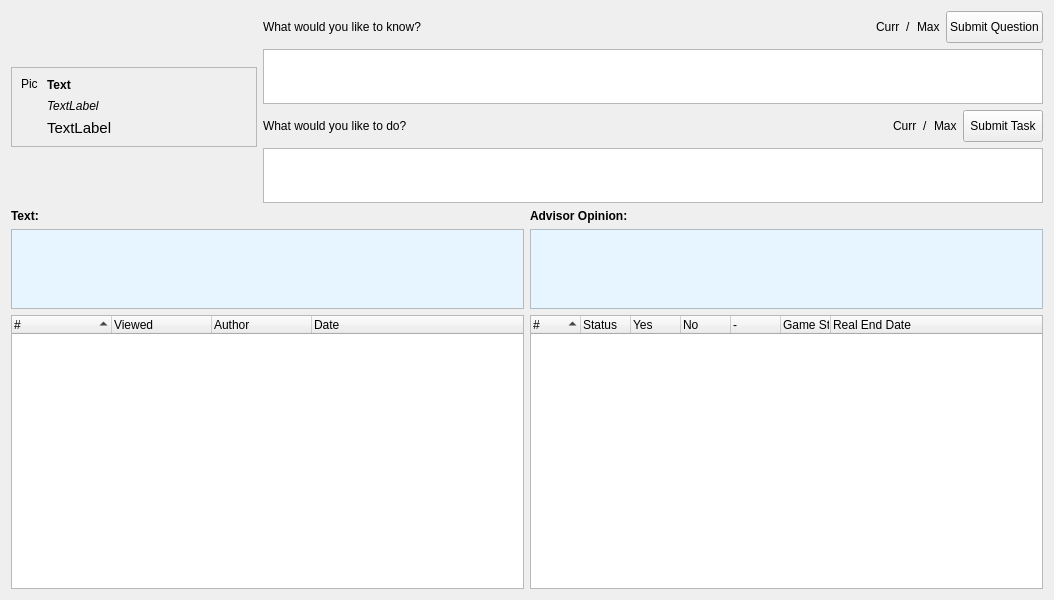
This is ui/AdvisorWindow.ui in dmzdev/stance as Qt 5 draws it before an edit. The edited form follows.
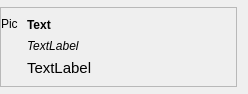
This is the edited form.

Commit message: Added static forum script to allow for one script to handle all forum needs. Beginning of advisor overhaul. Moved forum-view to new static forum system. Modified CreateStudent dialog and gameCreation script to allow for creation of new admins on the fly.

```diff
--- a/ui/AdvisorWindow.ui
+++ b/ui/AdvisorWindow.ui
@@ -6,8 +6,8 @@
    <rect>
     <x>0</x>
     <y>0</y>
-    <width>1054</width>
-    <height>600</height>
+    <width>248</width>
+    <height>94</height>
    </rect>
   </property>
   <property name="sizePolicy">
@@ -19,18 +19,16 @@
   <property name="minimumSize">
    <size>
     <width>0</width>
-    <height>600</height>
+    <height>0</height>
    </size>
   </property>
   <property name="windowTitle">
    <string>Form</string>
   </property>
   <layout class="QVBoxLayout" name="verticalLayout">
-   <property name="sizeConstraint">
-    <enum>QLayout::SetNoConstraint</enum>
+   <property name="margin">
+    <number>0</number>
    </property>
-   <item>
-    <layout class="QHBoxLayout" name="horizontalLayout_5">
      <item>
       <widget class="QFrame" name="frame">
        <property name="sizePolicy">
@@ -46,6 +44,9 @@
         <enum>QFrame::Raised</enum>
        </property>
        <layout class="QHBoxLayout" name="horizontalLayout_6">
+      <property name="leftMargin">
+       <number>0</number>
+      </property>
         <item>
          <layout class="QVBoxLayout" name="verticalLayout_10">
           <item>
@@ -181,680 +182,6 @@
         </item>
        </layout>
       </widget>
-     </item>
-     <item>
-      <layout class="QVBoxLayout" name="verticalLayout_9">
-       <item>
-        <layout class="QVBoxLayout" name="verticalLayout_7">
-         <property name="sizeConstraint">
-          <enum>QLayout::SetDefaultConstraint</enum>
-         </property>
-         <item>
-          <layout class="QHBoxLayout" name="horizontalLayout">
-           <property name="sizeConstraint">
-            <enum>QLayout::SetMaximumSize</enum>
-           </property>
-           <item>
-            <widget class="QLabel" name="label_5">
-             <property name="sizePolicy">
-              <sizepolicy hsizetype="Preferred" vsizetype="Fixed">
-               <horstretch>0</horstretch>
-               <verstretch>0</verstretch>
-              </sizepolicy>
-             </property>
-             <property name="maximumSize">
-              <size>
-               <width>16777215</width>
-               <height>16</height>
-              </size>
-             </property>
-             <property name="text">
-              <string>What would you like to know?</string>
-             </property>
-            </widget>
-           </item>
-           <item>
-            <spacer name="horizontalSpacer">
-             <property name="sizePolicy">
-              <sizepolicy hsizetype="Expanding" vsizetype="Minimum">
-               <horstretch>0</horstretch>
-               <verstretch>0</verstretch>
-              </sizepolicy>
-             </property>
-             <property name="orientation">
-              <enum>Qt::Horizontal</enum>
-             </property>
-             <property name="sizeType">
-              <enum>QSizePolicy::Expanding</enum>
-             </property>
-             <property name="sizeHint" stdset="0">
-              <size>
-               <width>40</width>
-               <height>20</height>
-              </size>
-             </property>
-            </spacer>
-           </item>
-           <item>
-            <widget class="QLabel" name="qCurrentCharAmt">
-             <property name="sizePolicy">
-              <sizepolicy hsizetype="Preferred" vsizetype="Fixed">
-               <horstretch>0</horstretch>
-               <verstretch>0</verstretch>
-              </sizepolicy>
-             </property>
-             <property name="maximumSize">
-              <size>
-               <width>16777215</width>
-               <height>16</height>
-              </size>
-             </property>
-             <property name="text">
-              <string>Curr</string>
-             </property>
-            </widget>
-           </item>
-           <item>
-            <widget class="QLabel" name="label">
-             <property name="sizePolicy">
-              <sizepolicy hsizetype="Preferred" vsizetype="Fixed">
-               <horstretch>0</horstretch>
-               <verstretch>0</verstretch>
-              </sizepolicy>
-             </property>
-             <property name="maximumSize">
-              <size>
-               <width>16777215</width>
-               <height>16</height>
-              </size>
-             </property>
-             <property name="text">
-              <string>/</string>
-             </property>
-            </widget>
-           </item>
-           <item>
-            <widget class="QLabel" name="qTotalCharAmt">
-             <property name="sizePolicy">
-              <sizepolicy hsizetype="Preferred" vsizetype="Fixed">
-               <horstretch>0</horstretch>
-               <verstretch>0</verstretch>
-              </sizepolicy>
-             </property>
-             <property name="maximumSize">
-              <size>
-               <width>16777215</width>
-               <height>16</height>
-              </size>
-             </property>
-             <property name="text">
-              <string>Max</string>
-             </property>
-            </widget>
-           </item>
-           <item>
-            <widget class="QPushButton" name="submitQuestionButton">
-             <property name="sizePolicy">
-              <sizepolicy hsizetype="Minimum" vsizetype="Fixed">
-               <horstretch>0</horstretch>
-               <verstretch>0</verstretch>
-              </sizepolicy>
-             </property>
-             <property name="maximumSize">
-              <size>
-               <width>16777215</width>
-               <height>32</height>
-              </size>
-             </property>
-             <property name="text">
-              <string>Submit Question</string>
-             </property>
-            </widget>
-           </item>
-          </layout>
-         </item>
-         <item>
-          <widget class="QTextEdit" name="questionText">
-           <property name="sizePolicy">
-            <sizepolicy hsizetype="Expanding" vsizetype="Maximum">
-             <horstretch>0</horstretch>
-             <verstretch>0</verstretch>
-            </sizepolicy>
-           </property>
-           <property name="maximumSize">
-            <size>
-             <width>16777215</width>
-             <height>55</height>
-            </size>
-           </property>
-           <property name="html">
-            <string>&lt;!DOCTYPE HTML PUBLIC &quot;-//W3C//DTD HTML 4.0//EN&quot; &quot;http://www.w3.org/TR/REC-html40/strict.dtd&quot;&gt;
-&lt;html&gt;&lt;head&gt;&lt;meta name=&quot;qrichtext&quot; content=&quot;1&quot; /&gt;&lt;style type=&quot;text/css&quot;&gt;
-p, li { white-space: pre-wrap; }
-&lt;/style&gt;&lt;/head&gt;&lt;body style=&quot; font-family:'Lucida Grande'; font-size:13pt; font-weight:400; font-style:normal;&quot;&gt;
-&lt;p style=&quot;-qt-paragraph-type:empty; margin-top:0px; margin-bottom:0px; margin-left:0px; margin-right:0px; -qt-block-indent:0; text-indent:0px;&quot;&gt;&lt;/p&gt;&lt;/body&gt;&lt;/html&gt;</string>
-           </property>
-          </widget>
-         </item>
-        </layout>
-       </item>
-       <item>
-        <layout class="QVBoxLayout" name="verticalLayout_4">
-         <property name="sizeConstraint">
-          <enum>QLayout::SetDefaultConstraint</enum>
-         </property>
-         <item>
-          <layout class="QHBoxLayout" name="horizontalLayout_2">
-           <property name="sizeConstraint">
-            <enum>QLayout::SetMaximumSize</enum>
-           </property>
-           <item>
-            <widget class="QLabel" name="label_3">
-             <property name="sizePolicy">
-              <sizepolicy hsizetype="Preferred" vsizetype="Fixed">
-               <horstretch>0</horstretch>
-               <verstretch>0</verstretch>
-              </sizepolicy>
-             </property>
-             <property name="maximumSize">
-              <size>
-               <width>16777215</width>
-               <height>16</height>
-              </size>
-             </property>
-             <property name="text">
-              <string>What would you like to do?</string>
-             </property>
-            </widget>
-           </item>
-           <item>
-            <spacer name="horizontalSpacer_2">
-             <property name="sizePolicy">
-              <sizepolicy hsizetype="Expanding" vsizetype="Minimum">
-               <horstretch>0</horstretch>
-               <verstretch>0</verstretch>
-              </sizepolicy>
-             </property>
-             <property name="orientation">
-              <enum>Qt::Horizontal</enum>
-             </property>
-             <property name="sizeType">
-              <enum>QSizePolicy::Expanding</enum>
-             </property>
-             <property name="sizeHint" stdset="0">
-              <size>
-               <width>40</width>
-               <height>20</height>
-              </size>
-             </property>
-            </spacer>
-           </item>
-           <item>
-            <widget class="QLabel" name="tCurrentCharAmt">
-             <property name="sizePolicy">
-              <sizepolicy hsizetype="Preferred" vsizetype="Fixed">
-               <horstretch>0</horstretch>
-               <verstretch>0</verstretch>
-              </sizepolicy>
-             </property>
-             <property name="maximumSize">
-              <size>
-               <width>16777215</width>
-               <height>16</height>
-              </size>
-             </property>
-             <property name="text">
-              <string>Curr</string>
-             </property>
-            </widget>
-           </item>
-           <item>
-            <widget class="QLabel" name="label_7">
-             <property name="sizePolicy">
-              <sizepolicy hsizetype="Preferred" vsizetype="Fixed">
-               <horstretch>0</horstretch>
-               <verstretch>0</verstretch>
-              </sizepolicy>
-             </property>
-             <property name="text">
-              <string>/</string>
-             </property>
-            </widget>
-           </item>
-           <item>
-            <widget class="QLabel" name="tTotalCharAmt">
-             <property name="sizePolicy">
-              <sizepolicy hsizetype="Preferred" vsizetype="Fixed">
-               <horstretch>0</horstretch>
-               <verstretch>0</verstretch>
-              </sizepolicy>
-             </property>
-             <property name="maximumSize">
-              <size>
-               <width>16777215</width>
-               <height>16</height>
-              </size>
-             </property>
-             <property name="text">
-              <string>Max</string>
-             </property>
-            </widget>
-           </item>
-           <item>
-            <widget class="QPushButton" name="submitTaskButton">
-             <property name="sizePolicy">
-              <sizepolicy hsizetype="Minimum" vsizetype="Fixed">
-               <horstretch>0</horstretch>
-               <verstretch>0</verstretch>
-              </sizepolicy>
-             </property>
-             <property name="maximumSize">
-              <size>
-               <width>16777215</width>
-               <height>32</height>
-              </size>
-             </property>
-             <property name="text">
-              <string>Submit Task</string>
-             </property>
-            </widget>
-           </item>
-          </layout>
-         </item>
-         <item>
-          <widget class="QTextEdit" name="taskingText">
-           <property name="sizePolicy">
-            <sizepolicy hsizetype="Expanding" vsizetype="Maximum">
-             <horstretch>0</horstretch>
-             <verstretch>0</verstretch>
-            </sizepolicy>
-           </property>
-           <property name="maximumSize">
-            <size>
-             <width>16777215</width>
-             <height>55</height>
-            </size>
-           </property>
-           <property name="html">
-            <string>&lt;!DOCTYPE HTML PUBLIC &quot;-//W3C//DTD HTML 4.0//EN&quot; &quot;http://www.w3.org/TR/REC-html40/strict.dtd&quot;&gt;
-&lt;html&gt;&lt;head&gt;&lt;meta name=&quot;qrichtext&quot; content=&quot;1&quot; /&gt;&lt;style type=&quot;text/css&quot;&gt;
-p, li { white-space: pre-wrap; }
-&lt;/style&gt;&lt;/head&gt;&lt;body style=&quot; font-family:'Lucida Grande'; font-size:13pt; font-weight:400; font-style:normal;&quot;&gt;
-&lt;p style=&quot;-qt-paragraph-type:empty; margin-top:0px; margin-bottom:0px; margin-left:0px; margin-right:0px; -qt-block-indent:0; text-indent:0px;&quot;&gt;&lt;/p&gt;&lt;/body&gt;&lt;/html&gt;</string>
-           </property>
-          </widget>
-         </item>
-        </layout>
-       </item>
-      </layout>
-     </item>
-    </layout>
-   </item>
-   <item>
-    <layout class="QHBoxLayout" name="horizontalLayout_3">
-     <item>
-      <layout class="QVBoxLayout" name="verticalLayout_5">
-       <property name="sizeConstraint">
-        <enum>QLayout::SetFixedSize</enum>
-       </property>
-       <item>
-        <layout class="QVBoxLayout" name="verticalLayout_8">
-         <item>
-          <widget class="QLabel" name="label_4">
-           <property name="sizePolicy">
-            <sizepolicy hsizetype="Preferred" vsizetype="Fixed">
-             <horstretch>0</horstretch>
-             <verstretch>0</verstretch>
-            </sizepolicy>
-           </property>
-           <property name="font">
-            <font>
-             <weight>75</weight>
-             <bold>true</bold>
-            </font>
-           </property>
-           <property name="text">
-            <string>Text:</string>
-           </property>
-           <property name="alignment">
-            <set>Qt::AlignBottom|Qt::AlignLeading|Qt::AlignLeft</set>
-           </property>
-          </widget>
-         </item>
-         <item>
-          <widget class="QTextEdit" name="selectedText">
-           <property name="sizePolicy">
-            <sizepolicy hsizetype="Preferred" vsizetype="Maximum">
-             <horstretch>0</horstretch>
-             <verstretch>0</verstretch>
-            </sizepolicy>
-           </property>
-           <property name="maximumSize">
-            <size>
-             <width>16777215</width>
-             <height>80</height>
-            </size>
-           </property>
-           <property name="palette">
-            <palette>
-             <active>
-              <colorrole role="Base">
-               <brush brushstyle="SolidPattern">
-                <color alpha="255">
-                 <red>230</red>
-                 <green>245</green>
-                 <blue>255</blue>
-                </color>
-               </brush>
-              </colorrole>
-             </active>
-             <inactive>
-              <colorrole role="Base">
-               <brush brushstyle="SolidPattern">
-                <color alpha="255">
-                 <red>230</red>
-                 <green>245</green>
-                 <blue>255</blue>
-                </color>
-               </brush>
-              </colorrole>
-             </inactive>
-             <disabled>
-              <colorrole role="Base">
-               <brush brushstyle="SolidPattern">
-                <color alpha="255">
-                 <red>212</red>
-                 <green>208</green>
-                 <blue>200</blue>
-                </color>
-               </brush>
-              </colorrole>
-             </disabled>
-            </palette>
-           </property>
-           <property name="autoFillBackground">
-            <bool>true</bool>
-           </property>
-           <property name="readOnly">
-            <bool>true</bool>
-           </property>
-          </widget>
-         </item>
-        </layout>
-       </item>
-      </layout>
-     </item>
-     <item>
-      <layout class="QVBoxLayout" name="verticalLayout_6">
-       <item>
-        <layout class="QVBoxLayout" name="verticalLayout_3">
-         <property name="sizeConstraint">
-          <enum>QLayout::SetDefaultConstraint</enum>
-         </property>
-         <item>
-          <widget class="QLabel" name="label_2">
-           <property name="sizePolicy">
-            <sizepolicy hsizetype="Preferred" vsizetype="Fixed">
-             <horstretch>0</horstretch>
-             <verstretch>0</verstretch>
-            </sizepolicy>
-           </property>
-           <property name="font">
-            <font>
-             <weight>75</weight>
-             <bold>true</bold>
-            </font>
-           </property>
-           <property name="text">
-            <string>Advisor Opinion:</string>
-           </property>
-           <property name="alignment">
-            <set>Qt::AlignBottom|Qt::AlignLeading|Qt::AlignLeft</set>
-           </property>
-          </widget>
-         </item>
-         <item>
-          <widget class="QTextEdit" name="selectedOpinion">
-           <property name="sizePolicy">
-            <sizepolicy hsizetype="Preferred" vsizetype="Maximum">
-             <horstretch>0</horstretch>
-             <verstretch>0</verstretch>
-            </sizepolicy>
-           </property>
-           <property name="maximumSize">
-            <size>
-             <width>16777215</width>
-             <height>80</height>
-            </size>
-           </property>
-           <property name="palette">
-            <palette>
-             <active>
-              <colorrole role="Base">
-               <brush brushstyle="SolidPattern">
-                <color alpha="255">
-                 <red>230</red>
-                 <green>245</green>
-                 <blue>255</blue>
-                </color>
-               </brush>
-              </colorrole>
-              <colorrole role="Window">
-               <brush brushstyle="SolidPattern">
-                <color alpha="255">
-                 <red>230</red>
-                 <green>245</green>
-                 <blue>255</blue>
-                </color>
-               </brush>
-              </colorrole>
-              <colorrole role="AlternateBase">
-               <brush brushstyle="SolidPattern">
-                <color alpha="255">
-                 <red>230</red>
-                 <green>245</green>
-                 <blue>255</blue>
-                </color>
-               </brush>
-              </colorrole>
-             </active>
-             <inactive>
-              <colorrole role="Base">
-               <brush brushstyle="SolidPattern">
-                <color alpha="255">
-                 <red>230</red>
-                 <green>245</green>
-                 <blue>255</blue>
-                </color>
-               </brush>
-              </colorrole>
-              <colorrole role="Window">
-               <brush brushstyle="SolidPattern">
-                <color alpha="255">
-                 <red>230</red>
-                 <green>245</green>
-                 <blue>255</blue>
-                </color>
-               </brush>
-              </colorrole>
-              <colorrole role="AlternateBase">
-               <brush brushstyle="SolidPattern">
-                <color alpha="255">
-                 <red>230</red>
-                 <green>245</green>
-                 <blue>255</blue>
-                </color>
-               </brush>
-              </colorrole>
-             </inactive>
-             <disabled>
-              <colorrole role="Base">
-               <brush brushstyle="SolidPattern">
-                <color alpha="255">
-                 <red>230</red>
-                 <green>245</green>
-                 <blue>255</blue>
-                </color>
-               </brush>
-              </colorrole>
-              <colorrole role="Window">
-               <brush brushstyle="SolidPattern">
-                <color alpha="255">
-                 <red>230</red>
-                 <green>245</green>
-                 <blue>255</blue>
-                </color>
-               </brush>
-              </colorrole>
-              <colorrole role="AlternateBase">
-               <brush brushstyle="SolidPattern">
-                <color alpha="255">
-                 <red>230</red>
-                 <green>245</green>
-                 <blue>255</blue>
-                </color>
-               </brush>
-              </colorrole>
-             </disabled>
-            </palette>
-           </property>
-           <property name="autoFillBackground">
-            <bool>true</bool>
-           </property>
-           <property name="readOnly">
-            <bool>true</bool>
-           </property>
-          </widget>
-         </item>
-        </layout>
-       </item>
-      </layout>
-     </item>
-    </layout>
-   </item>
-   <item>
-    <layout class="QHBoxLayout" name="horizontalLayout_4">
-     <property name="sizeConstraint">
-      <enum>QLayout::SetNoConstraint</enum>
-     </property>
-     <item>
-      <widget class="QTreeWidget" name="questionHistoryTree">
-       <property name="sizePolicy">
-        <sizepolicy hsizetype="Expanding" vsizetype="Preferred">
-         <horstretch>0</horstretch>
-         <verstretch>0</verstretch>
-        </sizepolicy>
-       </property>
-       <property name="minimumSize">
-        <size>
-         <width>0</width>
-         <height>0</height>
-        </size>
-       </property>
-       <property name="alternatingRowColors">
-        <bool>true</bool>
-       </property>
-       <property name="autoExpandDelay">
-        <number>0</number>
-       </property>
-       <property name="sortingEnabled">
-        <bool>true</bool>
-       </property>
-       <attribute name="headerCascadingSectionResizes">
-        <bool>false</bool>
-       </attribute>
-       <attribute name="headerDefaultSectionSize">
-        <number>100</number>
-       </attribute>
-       <column>
-        <property name="text">
-         <string>#</string>
-        </property>
-       </column>
-       <column>
-        <property name="text">
-         <string>Viewed</string>
-        </property>
-       </column>
-       <column>
-        <property name="text">
-         <string>Author</string>
-        </property>
-       </column>
-       <column>
-        <property name="text">
-         <string>Date</string>
-        </property>
-       </column>
-      </widget>
-     </item>
-     <item>
-      <widget class="QTreeWidget" name="voteHistoryTree">
-       <property name="sizePolicy">
-        <sizepolicy hsizetype="Expanding" vsizetype="Preferred">
-         <horstretch>0</horstretch>
-         <verstretch>0</verstretch>
-        </sizepolicy>
-       </property>
-       <property name="minimumSize">
-        <size>
-         <width>0</width>
-         <height>0</height>
-        </size>
-       </property>
-       <property name="alternatingRowColors">
-        <bool>true</bool>
-       </property>
-       <property name="autoExpandDelay">
-        <number>0</number>
-       </property>
-       <property name="sortingEnabled">
-        <bool>true</bool>
-       </property>
-       <attribute name="headerCascadingSectionResizes">
-        <bool>true</bool>
-       </attribute>
-       <attribute name="headerDefaultSectionSize">
-        <number>50</number>
-       </attribute>
-       <column>
-        <property name="text">
-         <string>#</string>
-        </property>
-       </column>
-       <column>
-        <property name="text">
-         <string>Status</string>
-        </property>
-       </column>
-       <column>
-        <property name="text">
-         <string>Yes</string>
-        </property>
-       </column>
-       <column>
-        <property name="text">
-         <string>No</string>
-        </property>
-       </column>
-       <column>
-        <property name="text">
-         <string>-</string>
-        </property>
-       </column>
-       <column>
-        <property name="text">
-         <string>Game Start Date</string>
-        </property>
-       </column>
-       <column>
-        <property name="text">
-         <string>Real End Date</string>
-        </property>
-       </column>
-      </widget>
-     </item>
-    </layout>
    </item>
   </layout>
  </widget>
```
Lines whose indentation alone changed are shown as unchanged. The commit also changes 14 other files.
